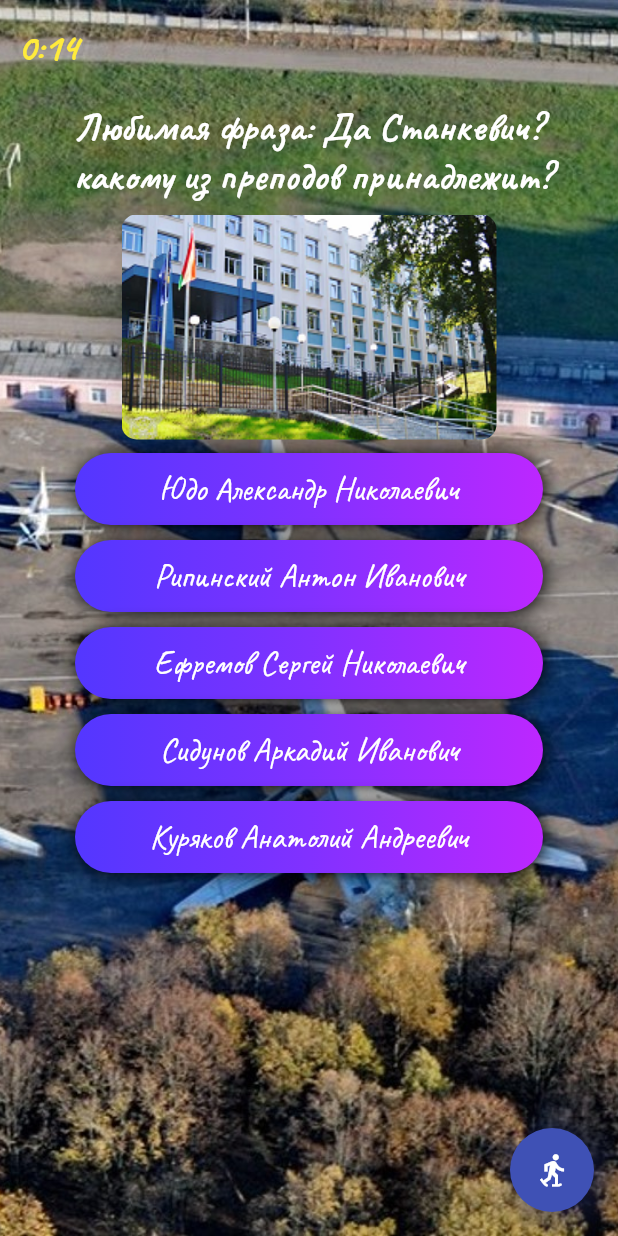
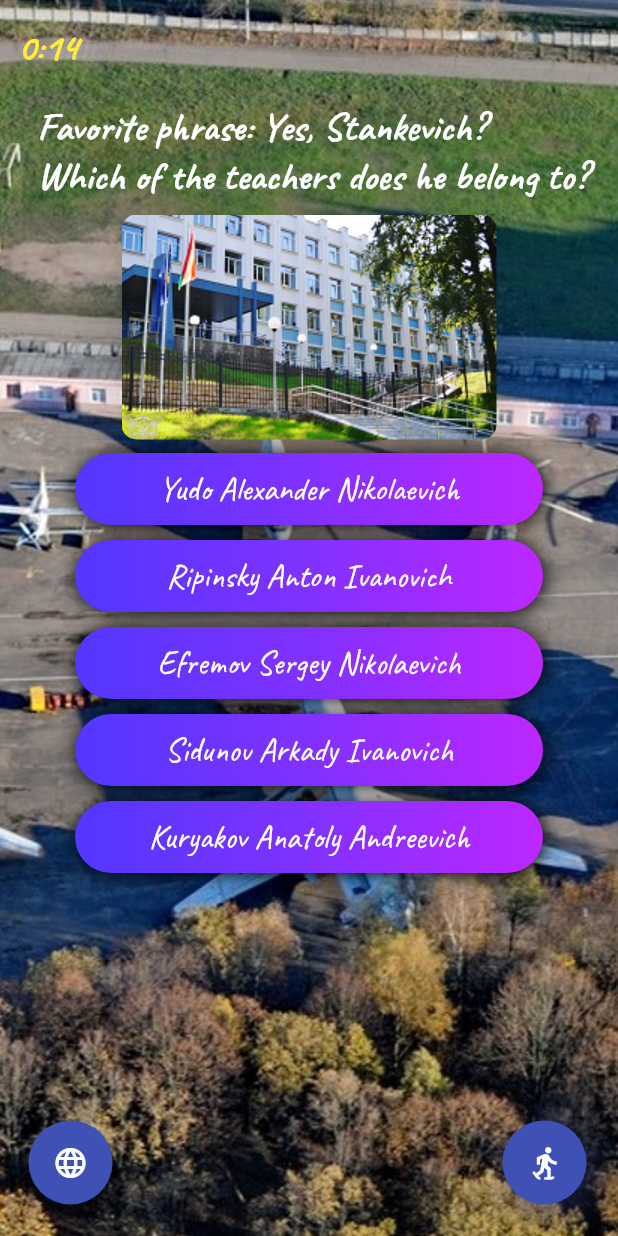
Before and after one commit to vitalyvitmens/matyga_quiz, a Flutter app: the screen it shows after launch, on a phone screen of 412 x 824 dp. Run offline on Flutter 3.47's test engine with Material 2 defaults, Android fonts, the phone set to English and light mode, and no system bars; our stand-ins replace easy_localization.

```diff
--- /dev/null
+++ b/assets/translations/en.json
@@ -0,0 +1,36 @@
+{
+    "yudo": "Yudo Alexander Nikolaevich",
+    "ripinsky": "Ripinsky Anton Ivanovich",
+    "efremov": "Efremov Sergey Nikolaevich",
+    "sidunov": "Sidunov Arkady Ivanovich",
+    "kuryakov": "Kuryakov Anatoly Andreevich",
+    "question1": "Favorite phrase: Yes, Stankevich?\nWhich of the teachers does he belong to?",
+
+    "borushko": "Borushko Nina Alekseevna",
+    "chigir": "Chigir Vladimir Vladimirovich",
+    "kirilenko": "Kirilenko Alexey Ivanovich",
+    "smetannikov": "Smetannikov Viktor Sergeevich",
+    "chernyavsky": "Chernyavsky Sergey Nikolaevich",
+    "question2": "What is the name of the physics teacher?",
+
+    "question3": "Nickname of the company hairdresser of the 6th company?",
+    "semyon": "Semyon",
+    "kutya": "Kutya",
+    "lenya": "Lenya",
+    "valik": "Valik",
+    "kapter": "Kapter",
+
+    "question4": "Head of the Department of Technical Operation of Aircraft and Engines in 2002?",
+    "dorokhov": "Dorokhov",
+    "melgui": "Melgui",
+    "rak ": "Rak ",
+
+    "question5": "Surname of the foreman of the 6th company?",
+    "vinichuk": "Vinichuk",
+    "kosterov": "Kosterov",
+    "bohan ": "Bohan",
+    "ponomarenko ": "Ponomarenko",
+    "chuduk ": "Chuduk",
+
+    "question6_8": "Who is in the photo?"
+}
--- a/lib/models/question_models.dart
+++ b/lib/models/question_models.dart
@@ -1,3 +1,6 @@
+import 'package:easy_localization/easy_localization.dart';
+import 'package:matyga_quiz/generated/locale_keys.g.dart';
+
 class Question {
   final String title;
   final String imgUrl;
@@ -13,65 +16,64 @@ class Question {
 class QuestionData {
   final _data = [
     Question(
-        title: 'Любимая фраза: Да Станкевич?\nкакому из преподов принадлежит?',
+        title: LocaleKeys.question1.tr(),
         imgUrl: 'assets/images/1.png',
         answers: [
-          {'answer': 'Юдо Александр Николаевич'},
-          {'answer': 'Рипинский Антон Иванович'},
-          {'answer': 'Ефремов Сергей Николаевич', 'isCorrect': 1},
-          {'answer': 'Сидунов Аркадий Иванович'},
-          {'answer': 'Куряков Анатолий Андреевич'},
+          {'answer': LocaleKeys.yudo.tr()},
+          {'answer': LocaleKeys.ripinsky.tr()},
+          {'answer': LocaleKeys.efremov.tr(), 'isCorrect': 1},
+          {'answer': LocaleKeys.sidunov.tr()},
+          {'answer': LocaleKeys.kuryakov.tr()},
         ]),
     Question(
-        title: 'Фамилия преподавателя по физике?',
+        title: LocaleKeys.question2.tr(),
         imgUrl: 'assets/images/2.png',
         answers: [
-          {'answer': 'Борушко Нина Алексеевна'},
-          {'answer': 'Чигир Владимир Владимирович'},
-          {'answer': 'Кириленко Алексей Иванович', 'isCorrect': 1},
-          {'answer': 'Сметанников Виктор Сергеевич'},
-          {'answer': 'Чернявский Сергей Николаевич'},
+          {'answer': LocaleKeys.borushko.tr()},
+          {'answer': LocaleKeys.chigir.tr()},
+          {'answer': LocaleKeys.kirilenko.tr(), 'isCorrect': 1},
+          {'answer': LocaleKeys.smetannikov.tr()},
+          {'answer': LocaleKeys.chernyavsky.tr()},
         ]),
     Question(
-        title: 'Кличка ротного парикмахера 6 роты?',
+        title: LocaleKeys.question3.tr(),
         imgUrl: 'assets/images/3.png',
         answers: [
-          {'answer': 'Семён', 'isCorrect': 1},
-          {'answer': 'Кутя'},
-          {'answer': 'Лёня'},
-          {'answer': 'Валик'},
-          {'answer': 'Каптёр'},
+          {'answer': LocaleKeys.semyon.tr(), 'isCorrect': 1},
+          {'answer': LocaleKeys.kutya.tr()},
+          {'answer': LocaleKeys.lenya.tr()},
+          {'answer': LocaleKeys.valik.tr()},
+          {'answer': LocaleKeys.kapter.tr()},
         ]),
     Question(
-        title:
-            'Заведующий кафедрой технической эксплуатации воздушных судов и двигателей в 2002г?',
+        title: LocaleKeys.question4.tr(),
         imgUrl: 'assets/images/4.png',
         answers: [
-          {'answer': 'Юдо Александр Николаевич'},
-          {'answer': 'Рипинский Антон Иванович', 'isCorrect': 1},
-          {'answer': 'Дорохов'},
-          {'answer': 'Мельгуй'},
-          {'answer': 'Рак'},
+          {'answer': LocaleKeys.yudo.tr()},
+          {'answer': LocaleKeys.ripinsky.tr(), 'isCorrect': 1},
+          {'answer': LocaleKeys.dorokhov.tr()},
+          {'answer': LocaleKeys.melgui.tr()},
+          {'answer': LocaleKeys.rak.tr()},
         ]),
     Question(
-        title: 'Фамилия старшины 6 роты?',
+        title: LocaleKeys.question5.tr(),
         imgUrl: 'assets/images/5.png',
         answers: [
-          {'answer': 'Виничук'},
-          {'answer': 'Костеров'},
-          {'answer': 'Бохан'},
-          {'answer': 'Пономаренко', 'isCorrect': 1},
-          {'answer': 'Чудук'},
+          {'answer': LocaleKeys.vinichuk.tr()},
+          {'answer': LocaleKeys.kosterov.tr()},
+          {'answer': LocaleKeys.bohan.tr()},
+          {'answer': LocaleKeys.ponomarenko.tr(), 'isCorrect': 1},
+          {'answer': LocaleKeys.chuduk.tr()},
         ]),
     Question(
-        title: 'Кто изображен на фото?',
+        title: LocaleKeys.question6_8.tr(),
         imgUrl: 'assets/images/6.png',
         answers: [
-          {'answer': 'Ефремов Сергей Николаевич'},
-          {'answer': 'Сидунов Аркадий Иванович'},
-          {'answer': 'Чернявский Сергей Николаевич'},
-          {'answer': 'Сметанников Виктор Сергеевич'},
-          {'answer': 'Кириленко Алексей Иванович', 'isCorrect': 1},
+          {'answer': LocaleKeys.efremov.tr()},
+          {'answer': LocaleKeys.sidunov.tr()},
+          {'answer': LocaleKeys.chernyavsky.tr()},
+          {'answer': LocaleKeys.smetannikov.tr()},
+          {'answer': LocaleKeys.kirilenko.tr(), 'isCorrect': 1},
         ]),
     Question(
         title:
@@ -85,25 +87,25 @@ class QuestionData {
           {'answer': 'на военной кафедре'},
         ]),
     Question(
-        title: 'Кто изображен на фото?',
+        title: LocaleKeys.question6_8.tr(),
         imgUrl: 'assets/images/8.png',
         answers: [
-          {'answer': 'Дорохов'},
-          {'answer': 'Рипинский Антон Иванович', 'isCorrect': 1},
-          {'answer': 'Юдо Александр Николаевич'},
-          {'answer': 'Рак'},
-          {'answer': 'Чигир Владимир Владимирович'},
+          {'answer': LocaleKeys.dorokhov.tr()},
+          {'answer': LocaleKeys.ripinsky.tr(), 'isCorrect': 1},
+          {'answer': LocaleKeys.yudo.tr()},
+          {'answer': LocaleKeys.rak.tr()},
+          {'answer': LocaleKeys.chigir.tr()},
         ]),
     Question(
         title:
             'Фамилия преподавателя дисциплины: \nАВТОМАТИКА УПРАВЛЕНИЯ АВИАЦИОННЫМИ ДВИГАТЕЛЯМИ',
         imgUrl: 'assets/images/9.png',
         answers: [
-          {'answer': 'Кириленко Алексей Иванович'},
-          {'answer': 'Борушко Нина Алексеевна'},
-          {'answer': 'Ефремов Сергей Николаевич'},
-          {'answer': 'Сидунов Аркадий Иванович', 'isCorrect': 1},
-          {'answer': 'Куряков Анатолий Андреевич'},
+          {'answer': LocaleKeys.kirilenko.tr()},
+          {'answer': LocaleKeys.borushko.tr()},
+          {'answer': LocaleKeys.efremov.tr()},
+          {'answer': LocaleKeys.sidunov.tr(), 'isCorrect': 1},
+          {'answer': LocaleKeys.kuryakov.tr()},
         ]),
     Question(
         title: 'Фамилия командира 6 роты в 1996г?',
@@ -131,11 +133,11 @@ class QuestionData {
             'Фамилия преподавателя по приборостроению в ГУК, сдача предмета которому, для многих курсантов превратилась в проблему',
         imgUrl: 'assets/images/12.png',
         answers: [
-          {'answer': 'Юдо Александр Николаевич'},
-          {'answer': 'Чигир Владимир Владимирович', 'isCorrect': 1},
-          {'answer': 'Кириленко Алексей Иванович'},
-          {'answer': 'Куряков Анатолий Андреевич'},
-          {'answer': 'Мильгуй'},
+          {'answer': LocaleKeys.yudo.tr()},
+          {'answer': LocaleKeys.chigir.tr(), 'isCorrect': 1},
+          {'answer': LocaleKeys.kirilenko.tr()},
+          {'answer': LocaleKeys.kuryakov.tr()},
+          {'answer': LocaleKeys.melgui.tr()},
         ]),
     Question(
         title: 'Любимый цвет Борушко Нины Алексеевны?',
@@ -151,11 +153,11 @@ class QuestionData {
         title: 'Фамилия препода назвавшего Хиженка - Хижиной дяди Тома?',
         imgUrl: 'assets/images/14.png',
         answers: [
-          {'answer': 'Мельгуй'},
-          {'answer': 'Рак'},
-          {'answer': 'Юдо'},
-          {'answer': 'Борушко'},
-          {'answer': 'Дорохов', 'isCorrect': 1},
+          {'answer': LocaleKeys.melgui.tr()},
+          {'answer': LocaleKeys.rak.tr()},
+          {'answer': LocaleKeys.yudo.tr()},
+          {'answer': LocaleKeys.borushko.tr()},
+          {'answer': LocaleKeys.dorokhov.tr(), 'isCorrect': 1},
         ]),
   ];
 
--- a/lib/pages/home_page.dart
+++ b/lib/pages/home_page.dart
@@ -1,3 +1,4 @@
+import 'package:easy_localization/easy_localization.dart';
 import 'package:flutter/material.dart';
 import 'package:flutter/services.dart';
 import 'package:matyga_quiz/models/question_models.dart';
@@ -93,7 +94,25 @@ class _HomePageState extends State<HomePage> {
                 ),
               ),
             ),
-          floatingActionButton: FloatingActionButton(
+            floatingActionButton: Container(
+              padding: const EdgeInsets.only(left: 35, right: 5, bottom: 5),
+              child: Row(
+                  mainAxisAlignment: MainAxisAlignment.spaceBetween,
+                  children: [
+                    FloatingActionButton(
+                      onPressed: () {},
+                      child: IconButton(
+                        icon: const Icon(Icons.language),
+                        onPressed: () {
+                          if (context.locale == const Locale('ru')) {
+                            context.setLocale(const Locale('en'));
+                          } else {
+                            context.setLocale(const Locale('ru'));
+                          }
+                        },
+                      ),
+                    ),
+                    FloatingActionButton(
                       backgroundColor: Colors.indigo,
                       elevation: 10,
                       child: Container(
@@ -119,7 +138,8 @@ class _HomePageState extends State<HomePage> {
                         SystemNavigator.pop();
                       },
                     ),
-        ),
+                  ]),
+            )),
       ),
     );
   }
--- a/pubspec.yaml
+++ b/pubspec.yaml
@@ -35,6 +35,7 @@ dependencies:
   # Use with the CupertinoIcons class for iOS style icons.
   cupertino_icons: ^1.0.2
   google_fonts: ^2.1.0
+  easy_localization: ^3.0.1
 
 dev_dependencies:
   flutter_test:
@@ -60,6 +61,7 @@ flutter:
 
   # To add assets to your application, add an assets section, like this:
   assets:
+    - assets/translations/
     - assets/images/
   fonts:
     - family: ComforterBrush
```
Also changed, not shown: assets/translations/ru.json (added, +36 -0 lines), lib/main.dart (+17 -2 lines), lib/generated/codegen_loader.g.dart (added), lib/generated/locale_keys.g.dart (added), pubspec.lock, 1 other file. Lines whose indentation alone changed are shown as unchanged.
